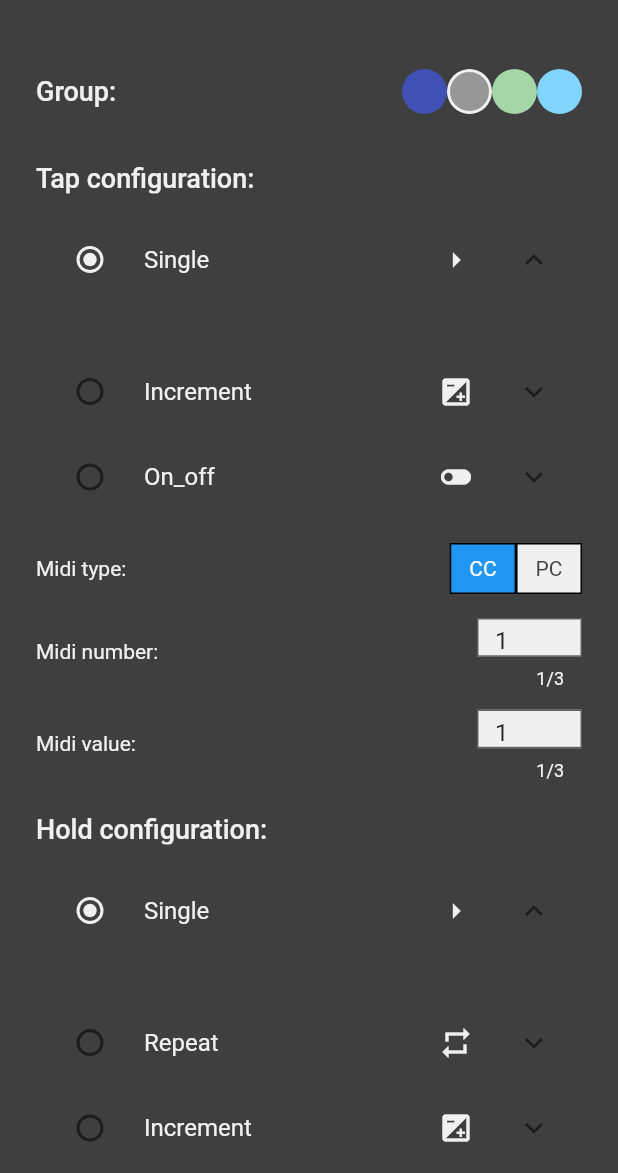
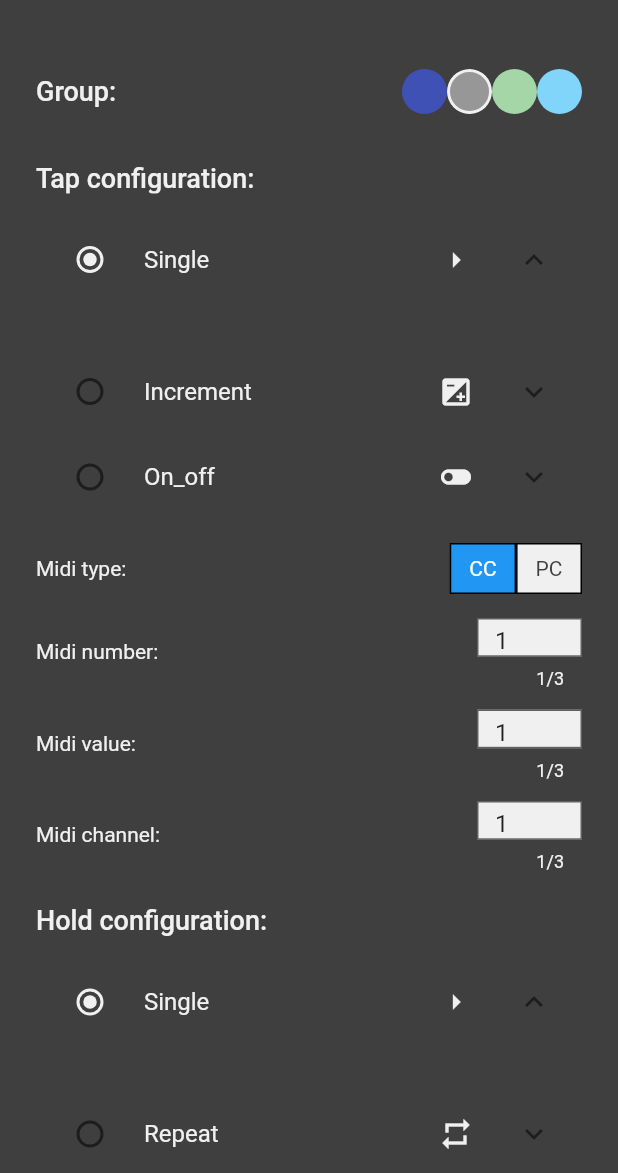
Before and after one commit to fablabromagna-org/itlab_ble_midi_app, a Flutter app: the FootswitchConfigurationWidget screen opened directly with empty values, on a phone screen of 412 x 824 dp, the part 63-1236 px from its top. Run offline on Flutter 3.47's test engine with Material 2 defaults, Android fonts, the phone set to English and light mode, and no system bars; our stand-ins replace file_picker, flutter_svg, freezed_annotation, get_it, injectable, lottie and 1 more; missing offline and left inert: flutter_reactive_ble; generated files the repository leaves out were written again.

Commit message:
Fix #1, #2 and #4
Fix stepValue not saved during footswitch cofiguration
Fix numpad not closing when Confirm/Done button on keyboard pressed
Add Midi value on below Midi value off on footswitch configuration
Add missing Midi channel value in footswitch configuration

```diff
--- a/lib/ui/component/custom_textfield.dart
+++ b/lib/ui/component/custom_textfield.dart
@@ -66,6 +66,8 @@ class _CustomNumberFieldState extends State<CustomNumberField> {
             if (interval >= widget.minNumber && interval <= widget.maxNumber) {
               widget.onNumberChanged(interval);
             }
+            // close the keyboard on Done pressed
+            FocusManager.instance.primaryFocus?.unfocus();
           },
           maxLength: 3,
           maxLines: 1,
--- a/lib/ui/footswitch_page/footswitch_configuration/footswitch_configuration.dart
+++ b/lib/ui/footswitch_page/footswitch_configuration/footswitch_configuration.dart
@@ -184,8 +184,10 @@ class FootswitchEventWidget extends StatelessWidget {
                             TextStyle(color: AppColors.textColor, fontSize: 14),
                       ),
                       CustomNumberField(
-                        (interval) => footswitchEvent.copyWith(
-                            stepValue: interval, positiveStep: interval >= 0),
+                        (interval) => onConfigurationChanged(
+                            footswitchEvent.copyWith(
+                                stepValue: interval,
+                                positiveStep: interval >= 0)),
                         minNumber: -127,
                         maxNumber: 127,
                         text: footswitchEvent.stepValue.toString(),
@@ -235,6 +237,24 @@ class FootswitchEventWidget extends StatelessWidget {
                         minNumber: 0,
                         maxNumber: 127,
                         text: footswitchEvent.midiValueOff.toString(),
+                      )
+                    ],
+                  ),
+                  marginWidget,
+                  Row(
+                    mainAxisAlignment: MainAxisAlignment.spaceBetween,
+                    children: [
+                      Text(
+                        'Midi Value on:',
+                        style:
+                            TextStyle(color: AppColors.textColor, fontSize: 14),
+                      ),
+                      CustomNumberField(
+                        (value) => onConfigurationChanged(
+                            footswitchEvent.copyWith(midiValueOff: value)),
+                        minNumber: 0,
+                        maxNumber: 127,
+                        text: footswitchEvent.midiValueOn.toString(),
                       )
                     ],
                   ),
@@ -302,19 +322,36 @@ class FootswitchEventWidget extends StatelessWidget {
           ],
         ),
         marginWidget,
+        if (footswitchEvent.eventType != EventType.ON_OFF) ...[
+          Row(
+            mainAxisAlignment: MainAxisAlignment.spaceBetween,
+            children: [
+              Text(
+                'Midi value:',
+                style: TextStyle(color: AppColors.textColor, fontSize: 14),
+              ),
+              CustomNumberField(
+                  (value) => onConfigurationChanged(
+                      footswitchEvent.copyWith(midiValueOn: value)),
+                  text: footswitchEvent.midiValueOn.toString()),
+            ],
+          ),
+          marginWidget,
+        ],
         Row(
           mainAxisAlignment: MainAxisAlignment.spaceBetween,
           children: [
             Text(
-              'Midi value:',
+              'Midi channel:',
               style: TextStyle(color: AppColors.textColor, fontSize: 14),
             ),
             CustomNumberField(
-                (value) => onConfigurationChanged(
-                    footswitchEvent.copyWith(midiValueOn: value)),
-                text: footswitchEvent.midiValueOn.toString()),
+              (value) => onConfigurationChanged(
+                  footswitchEvent.copyWith(midiChannel: value)),
+              text: footswitchEvent.midiChannel.toString(),
+            )
           ],
-        ),
+        )
       ],
     );
   }
```
